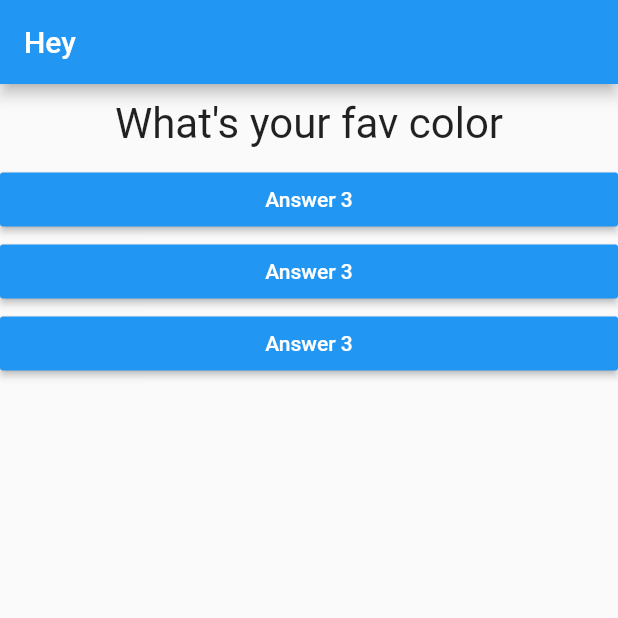
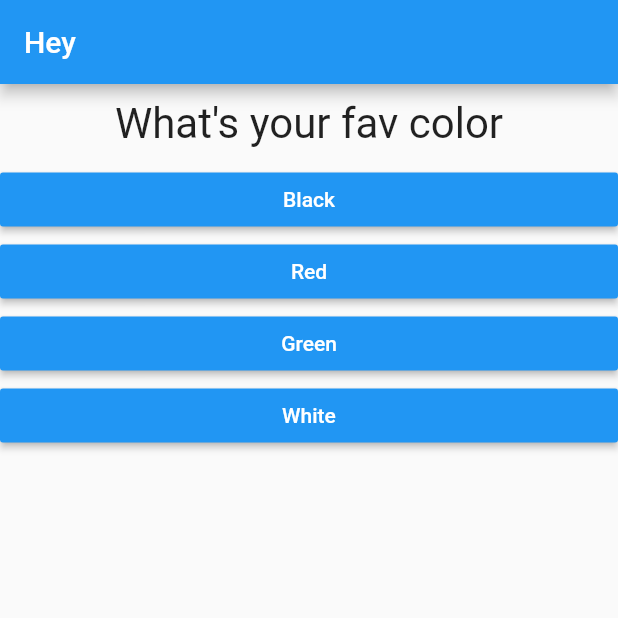
Before and after one commit to benkigera/flutter_udemy_test, a Flutter app: the screen it shows after launch, on a phone screen of 412 x 824 dp, the top half of it. Run offline on Flutter 3.47's test engine with Material 2 defaults, Android fonts, the phone set to English and light mode, and no system bars.

Commit message:
Add Options to quiz

```diff
--- a/lib/answer.dart
+++ b/lib/answer.dart
@@ -2,8 +2,9 @@ import 'package:flutter/material.dart';
 
 class Answer extends StatelessWidget {
   final Function selectHandler;
+  final String answerText;
 
-  Answer(this.selectHandler);
+  Answer(this.selectHandler,this.answerText);
 
   @override
   Widget build(BuildContext context) {
@@ -12,7 +13,7 @@ class Answer extends StatelessWidget {
       child: RaisedButton(
         color: Colors.blue,
         textColor: Colors.white,
-        child: Text('Answer 3'),
+        child: Text(answerText),
         onPressed: selectHandler,
       ),
     );
--- a/lib/main.dart
+++ b/lib/main.dart
@@ -25,9 +25,18 @@ class _MyAppState extends State<MyApp> {
   @override
   Widget build(BuildContext context) {
     var questions = [
-      "What's your fav color",
-      "What's your fav animal",
-      "What's your fav meal",
+      {
+        'questionText': "What's your fav color",
+        "answers": ['Black', 'Red', 'Green', 'White']
+      },
+      {
+        'questionText': "What's your fav animal",
+        "answers": ['elephant', 'Lion', 'Rabbit', 'Snake']
+      },
+      {
+        'questionText': "What's your fav meal",
+        "answers": ['Pizza', 'Steak', 'Ugali', 'Chicken wings']
+      },
     ];
     return MaterialApp(
       home: Scaffold(
@@ -36,10 +45,11 @@ class _MyAppState extends State<MyApp> {
         ),
         body: Column(
           children: [
-            Questions(questions[_questionIndex]),
-            Answer(_answerQuestions),
-            Answer(_answerQuestions),
-            Answer(_answerQuestions),
+            Questions(questions[_questionIndex]['questionText']),
+            ...(questions[_questionIndex]['answers'] as List<String>)
+                .map((answer) {
+              return Answer(_answerQuestions, answer);
+            }).toList()
           ],
         ),
       ),
```
